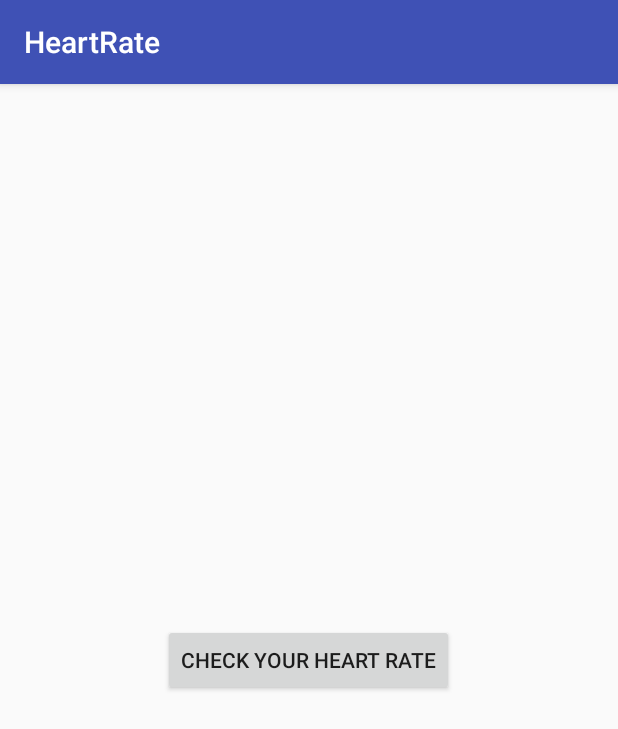
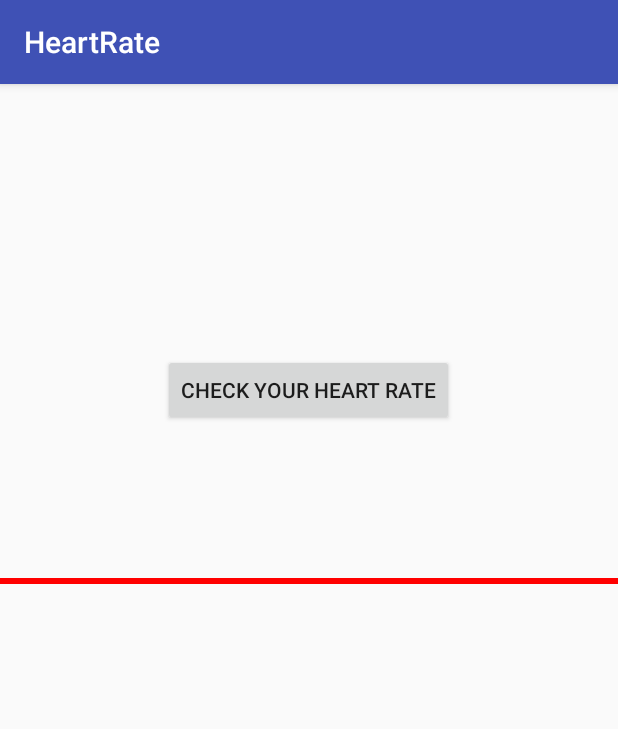
Before and after one commit to rockingbapidas/hearrate, an Android app: the screen it shows after launch (WelcomeActivity), on a phone screen of 412 x 824 dp. Shown: the top 729 px of the screen. Run offline under Robolectric (Android 15) with nearby library versions, the phone set to English and light mode, and no system bars; our stand-ins replace Dagger/Hilt's generated code, data binding; libraries missing offline, so code that uses them is left out: com.github.mikephil.charting.

Commit message:
Heart rate push

```diff
--- a/heart/src/main/java/com/vantagecircle/heartrate/camera/CameraOld.java
+++ b/heart/src/main/java/com/vantagecircle/heartrate/camera/CameraOld.java
@@ -41,7 +41,7 @@ public class CameraOld implements CameraSupport {
                 this.mCamera = Camera.open();
                 setCamera();
             } catch (Exception e) {
-                e.printStackTrace();
+                throw new RuntimeException("Interrupted while trying to open camera.", e);
             }
         }
         return this;
@@ -65,14 +65,16 @@ public class CameraOld implements CameraSupport {
                                 method.invoke(this.surfaceTexture);
                             }
                         } catch (Throwable th) {
-                            Log.e("TAG", th.getMessage());
+                            throw new RuntimeException("Interrupted while trying " +
+                                    "to get surface method.",
+                                    th.getCause());
                         }
                         this.surfaceTexture = null;
                     }
                 }
             }
         } catch (Exception e) {
-            e.printStackTrace();
+            throw new RuntimeException("Interrupted while trying to close camera.", e);
         }
     }
 
@@ -141,7 +143,7 @@ public class CameraOld implements CameraSupport {
             }
             this.mCamera.setParameters(parameters);
         } catch (Exception e) {
-            e.printStackTrace();
+            throw new RuntimeException("Interrupted while trying to setup camera.", e);
         }
     }
 
@@ -181,13 +183,10 @@ public class CameraOld implements CameraSupport {
         public void onPreviewFrame(byte[] data, Camera cam) {
             //pixel calculation done here
             if (data == null) throw new NullPointerException();
-
             Camera.Size size = cam.getParameters().getPreviewSize();
             if (size == null) throw new NullPointerException();
-
             int value = processingSupport.YUV420SPtoRedAvg(data, size.width, size.height);
             mCameraCallBack.onFrameCallback(value);
-
             cam.addCallbackBuffer(data);
         }
     };
--- /dev/null
+++ b/heart/src/main/java/com/vantagecircle/heartrate/utils/DemoView.java
@@ -0,0 +1,74 @@
+package com.vantagecircle.heartrate.utils;
+
+import android.annotation.SuppressLint;
+import android.content.Context;
+import android.graphics.Canvas;
+import android.graphics.Color;
+import android.graphics.Paint;
+import android.graphics.PorterDuff;
+import android.util.AttributeSet;
+import android.view.View;
+
+import java.util.Random;
+
+/**
+ * Created by bapidas on 30/10/17.
+ */
+
+public class DemoView extends View {
+    int[] dataX = new int[30];
+    int[] dataY = new int[30];
+
+    public DemoView(Context context) {
+        super(context);
+    }
+
+    public DemoView(Context context, AttributeSet attrs) {
+        super(context, attrs);
+    }
+
+    public DemoView(Context context, AttributeSet attrs, int defStyleAttr) {
+        super(context, attrs, defStyleAttr);
+    }
+
+    @Override
+    public void onDraw(Canvas canvas) {
+        int w;
+        int h;
+        h = 280;
+        w = 600;
+        //Generate random
+        int min = 0;
+        int max = 280;
+        @SuppressLint("DrawAllocation")
+        Paint paint = new Paint();
+        paint.setColor(Color.RED);
+        paint.setStrokeWidth(6);
+        dataX[0] = 0;
+        for (int i = 0; i < w / 20 - 1; i++) {
+            dataX[i + 1] = (i + 1) * w / 20;
+            dataY[w / 20 - 1] = generateRandomPositiveNegativeValue(max, min);
+            dataY[i] = dataY[i + 1];
+        }
+        for (int i = 0; i < w / 20 - 1; i++) {
+            // apply some transformation on data in order to map it correctly
+            // in the coordinates of the canvas
+            canvas.drawLine(dataX[i],
+                    h / 2 - dataY[i], dataX[i + 1],
+                    h / 2 - dataY[i + 1], paint);
+            canvas.drawColor(Color.WHITE, PorterDuff.Mode.MULTIPLY);
+            try {
+                Thread.sleep(10);
+            } catch (InterruptedException e) {
+                e.printStackTrace();
+            }
+            invalidate();
+        }
+    }
+
+    public int generateRandomPositiveNegativeValue(int max, int min) {
+        Random r = new Random();
+        int ii = r.nextInt(max - min + 1) + min;
+        return (ii - 140);
+    }
+}
--- a/heart/src/main/res/layout/welcome_activity.xml
+++ b/heart/src/main/res/layout/welcome_activity.xml
@@ -2,8 +2,11 @@
 <layout xmlns:android="http://schemas.android.com/apk/res/android"
     xmlns:app="http://schemas.android.com/apk/res-auto"
     xmlns:tools="http://schemas.android.com/tools">
+
     <data class="com.vantagecircle.heartrate.databinding.WelcomeActivityBinding">
+
         <import type="android.view.View" />
+
         <variable
             name="welcomeHandlers"
             type="com.vantagecircle.heartrate.activity.handlers.WelcomeEventHandlers" />
@@ -20,8 +23,19 @@
             android:layout_width="wrap_content"
             android:layout_height="wrap_content"
             android:layout_gravity="center"
-            android:text="@string/check_your_heart_rate"
-            android:onClick="@{(view) -> welcomeHandlers.onCheckClick()}"/>
+            android:onClick="@{(view) -> welcomeHandlers.onCheckClick()}"
+            android:text="@string/check_your_heart_rate" />
+
+        <LinearLayout
+            android:layout_width="match_parent"
+            android:layout_height="350dp"
+            android:layout_marginTop="10dp">
+
+            <com.vantagecircle.heartrate.utils.DemoView
+                android:layout_width="match_parent"
+                android:layout_height="wrap_content" />
+        </LinearLayout>
+
 
     </LinearLayout>
 </layout>
```
